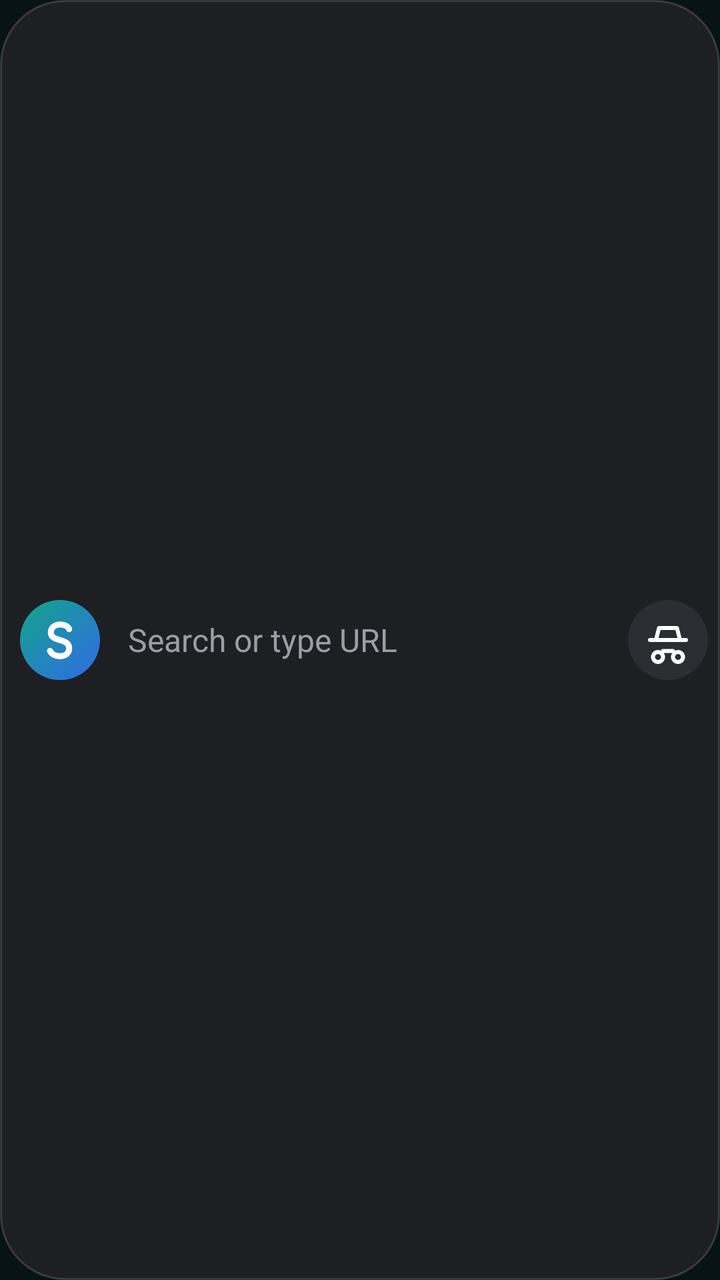
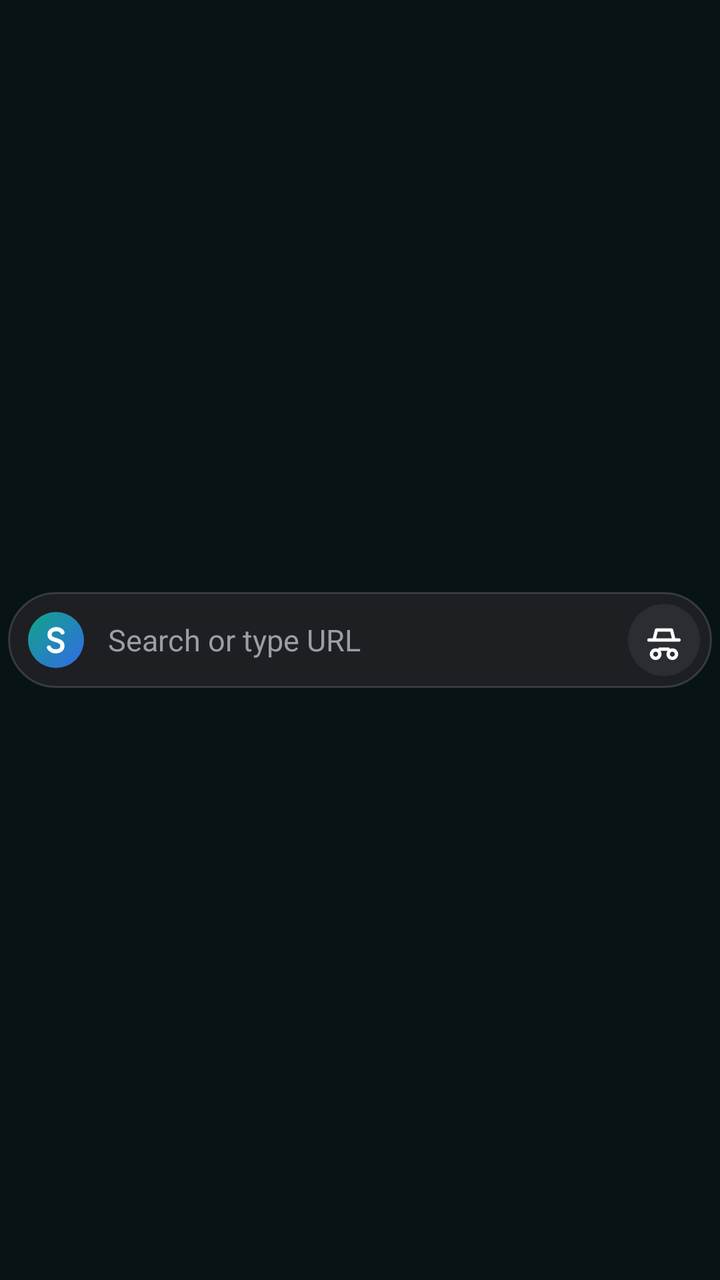

The first picture is an Android layout as it rendered before a commit; the second is the same layout after the commit. The layout source and the unified diff follow.
<!-- AndroidManifest.xml: application theme Theme.Silu -->
<!-- res/layout/widget_search.xml -->
<?xml version="1.0" encoding="utf-8"?>
<LinearLayout xmlns:android="http://schemas.android.com/apk/res/android"
    android:layout_width="match_parent"
    android:layout_height="match_parent"
    android:gravity="center_vertical"
    android:orientation="horizontal"
    android:background="@drawable/widget_bg"
    android:padding="6dp">

    <LinearLayout
        android:id="@+id/widget_search"
        android:layout_width="0dp"
        android:layout_height="match_parent"
        android:layout_weight="1"
        android:gravity="center_vertical"
        android:orientation="horizontal"
        android:contentDescription="@string/widget_hint">

        <ImageView
            android:layout_width="40dp"
            android:layout_height="40dp"
            android:layout_marginStart="4dp"
            android:importantForAccessibility="no"
            android:src="@drawable/ic_widget_logo" />

        <TextView
            android:layout_width="0dp"
            android:layout_height="wrap_content"
            android:layout_weight="1"
            android:layout_marginStart="14dp"
            android:ellipsize="end"
            android:maxLines="1"
            android:text="@string/widget_hint"
            android:textColor="#FF9B9EA6"
            android:textSize="16sp" />
    </LinearLayout>

    <ImageButton
        android:id="@+id/widget_secret"
        android:layout_width="40dp"
        android:layout_height="40dp"
        android:layout_marginStart="4dp"
        android:background="@drawable/widget_btn_bg"
        android:contentDescription="@string/widget_secret"
        android:padding="9dp"
        android:src="@drawable/ic_incognito_w" />
</LinearLayout>
<!-- resources referenced by this layout -->
<resources>
  <!-- drawable ic_incognito_w (drawable) -->
  <vector xmlns:android="http://schemas.android.com/apk/res/android" android:width="24dp" android:height="24dp" android:viewportWidth="24" android:viewportHeight="24">
      <path android:pathData="M3,12h18 M6,12l1.5,-6h9l1.5,6 M7,18a2.5,2.5 0,1 0,0.01 0z M17,18a2.5,2.5 0,1 0,0.01 0z M9.5,17.5h5" android:strokeColor="#FFFFFF" android:strokeWidth="2" android:strokeLineCap="round" android:strokeLineJoin="round" />
  </vector>
  <!-- drawable widget_bg (drawable) -->
  <?xml version="1.0" encoding="utf-8"?>
  <shape xmlns:android="http://schemas.android.com/apk/res/android" android:shape="rectangle">
      <solid android:color="#FF1E1F23" />
      <stroke android:width="1dp" android:color="#26FFFFFF" />
      <corners android:radius="32dp" />
  </shape>
  <!-- drawable widget_btn_bg (drawable) -->
  <?xml version="1.0" encoding="utf-8"?>
  <shape xmlns:android="http://schemas.android.com/apk/res/android" android:shape="oval">
      <solid android:color="#FF2B2D33" />
  </shape>
  <string name="widget_hint">Search or type URL</string>
  <string name="widget_secret">New secret tab</string>
  <color name="accent">#5FCDC4</color>
  <color name="chrome">#071315</color>
  <color name="surface">#122529</color>
  <color name="text">#E4F0EF</color>
  <color name="bar">#0E1F22</color>
  <color name="sub">#8CA8AA</color>
  <color name="divider">#1FFFFFFF</color>
  <style name="ThemeOverlay.Silu.Dialog" parent="ThemeOverlay.MaterialComponents.MaterialAlertDialog">
          <item name="shapeAppearanceOverlay">@style/ShapeAppearanceOverlay.Silu.Dialog</item>
          <item name="colorSurface">@color/surface</item>
          <item name="colorOnSurface">@color/text</item>
          <item name="android:windowAnimationStyle">@style/Silu.DialogAnim</item>
          <item name="buttonBarPositiveButtonStyle">@style/Silu.DialogButton</item>
          <item name="buttonBarNegativeButtonStyle">@style/Silu.DialogButton</item>
          <item name="buttonBarNeutralButtonStyle">@style/Silu.DialogButton</item>
      </style>
  <style name="ThemeOverlay.Silu.BottomSheet" parent="ThemeOverlay.MaterialComponents.BottomSheetDialog">
          <item name="bottomSheetStyle">@style/Silu.BottomSheet</item>
      </style>
  <style name="ShapeAppearanceOverlay.Silu.Dialog" parent="">
          <item name="cornerFamily">rounded</item>
          <item name="cornerSize">28dp</item>
      </style>
  <style name="Silu.DialogAnim" parent="@android:style/Animation.Dialog">
          <item name="android:windowEnterAnimation">@anim/dialog_in</item>
          <item name="android:windowExitAnimation">@anim/dialog_out</item>
      </style>
  <style name="Silu.DialogButton" parent="Widget.MaterialComponents.Button.TextButton.Dialog">
          <item name="android:textColor">@color/accent</item>
          <item name="android:textAllCaps">false</item>
          <item name="cornerRadius">20dp</item>
      </style>
  <style name="Silu.BottomSheet" parent="Widget.MaterialComponents.BottomSheet.Modal">
          <item name="backgroundTint">@color/surface</item>
          <item name="shapeAppearanceOverlay">@style/ShapeAppearanceOverlay.Silu.Sheet</item>
      </style>
  <style name="ShapeAppearanceOverlay.Silu.Sheet" parent="">
          <item name="cornerFamily">rounded</item>
          <item name="cornerSizeTopLeft">28dp</item>
          <item name="cornerSizeTopRight">28dp</item>
          <item name="cornerSizeBottomLeft">0dp</item>
          <item name="cornerSizeBottomRight">0dp</item>
      </style>
  <!-- unchanged entries left out for length: 2 -->
</resources>

<!-- the commit's change to res/layout/widget_search.xml (unified diff, before → after) -->
@@ -4,44 +4,55 @@
     android:layout_height="match_parent"
     android:gravity="center_vertical"
     android:orientation="horizontal"
-    android:background="@drawable/widget_bg"
-    android:padding="6dp">
+    android:paddingHorizontal="4dp">
 
     <LinearLayout
-        android:id="@+id/widget_search"
-        android:layout_width="0dp"
-        android:layout_height="match_parent"
-        android:layout_weight="1"
+        android:layout_width="match_parent"
+        android:layout_height="48dp"
+        android:background="@drawable/widget_bg"
         android:gravity="center_vertical"
-        android:orientation="horizontal"
-        android:contentDescription="@string/widget_hint">
+        android:orientation="horizontal">
 
-        <ImageView
-            android:layout_width="40dp"
-            android:layout_height="40dp"
-            android:layout_marginStart="4dp"
-            android:importantForAccessibility="no"
-            android:src="@drawable/ic_widget_logo" />
+        <LinearLayout
+            android:id="@+id/widget_search"
+            android:layout_width="0dp"
+            android:layout_height="match_parent"
+            android:layout_weight="1"
+            android:background="@drawable/widget_ripple"
+            android:contentDescription="@string/widget_hint"
+            android:gravity="center_vertical"
+            android:orientation="horizontal"
+            android:paddingStart="10dp"
+            android:paddingEnd="8dp">
 
-        <TextView
-            android:layout_width="0dp"
-            android:layout_height="wrap_content"
-            android:layout_weight="1"
-            android:layout_marginStart="14dp"
-            android:ellipsize="end"
-            android:maxLines="1"
-            android:text="@string/widget_hint"
-            android:textColor="#FF9B9EA6"
-            android:textSize="16sp" />
+            <ImageView
+                android:layout_width="28dp"
+                android:layout_height="28dp"
+                android:importantForAccessibility="no"
+                android:src="@drawable/ic_widget_logo" />
+
+            <TextView
+                android:layout_width="0dp"
+                android:layout_height="wrap_content"
+                android:layout_marginStart="12dp"
+                android:layout_weight="1"
+                android:ellipsize="end"
+                android:maxLines="1"
+                android:text="@string/widget_hint"
+                android:textColor="#FF9B9EA6"
+                android:textSize="15sp" />
+        </LinearLayout>
+
+        <ImageButton
+            android:id="@+id/widget_secret"
+            android:layout_width="36dp"
+            android:layout_height="36dp"
+            android:layout_marginStart="2dp"
+            android:layout_marginEnd="6dp"
+            android:background="@drawable/widget_btn_bg"
+            android:contentDescription="@string/widget_secret"
+            android:padding="8dp"
+            android:scaleType="fitCenter"
+            android:src="@drawable/ic_incognito_w" />
     </LinearLayout>
-
-    <ImageButton
-        android:id="@+id/widget_secret"
-        android:layout_width="40dp"
-        android:layout_height="40dp"
-        android:layout_marginStart="4dp"
-        android:background="@drawable/widget_btn_bg"
-        android:contentDescription="@string/widget_secret"
-        android:padding="9dp"
-        android:src="@drawable/ic_incognito_w" />
 </LinearLayout>
<!-- resource entries referenced after the edit -->
@@ -9,13 +9,23 @@
   <shape xmlns:android="http://schemas.android.com/apk/res/android" android:shape="rectangle">
       <solid android:color="#FF1E1F23" />
       <stroke android:width="1dp" android:color="#26FFFFFF" />
-      <corners android:radius="32dp" />
+      <corners android:radius="24dp" />
   </shape>
   <!-- drawable widget_btn_bg (drawable) -->
   <?xml version="1.0" encoding="utf-8"?>
   <shape xmlns:android="http://schemas.android.com/apk/res/android" android:shape="oval">
       <solid android:color="#FF2B2D33" />
   </shape>
+  <!-- drawable widget_ripple (drawable) -->
+  <?xml version="1.0" encoding="utf-8"?>
+  <ripple xmlns:android="http://schemas.android.com/apk/res/android" android:color="#33FFFFFF">
+      <item android:id="@android:id/mask">
+          <shape android:shape="rectangle">
+              <solid android:color="#FFFFFFFF" />
+              <corners android:topLeftRadius="24dp" android:bottomLeftRadius="24dp" android:topRightRadius="8dp" android:bottomRightRadius="8dp" />
+          </shape>
+      </item>
+  </ripple>
   <string name="widget_hint">Search or type URL</string>
   <string name="widget_secret">New secret tab</string>
   <color name="accent">#5FCDC4</color>
